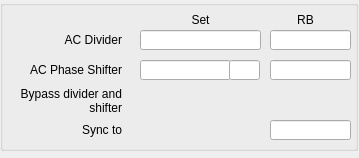
First picture: the form in ui/EVG/evg_master_acTrig.ui, repository epics-modules/mrfioc2, before the edit.
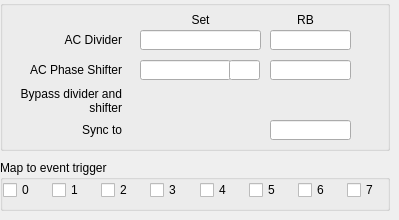
Second picture: the form after the edit. Custom widgets are drawn as their Qt base class.

```diff
--- a/ui/EVG/evg_master_acTrig.ui
+++ b/ui/EVG/evg_master_acTrig.ui
@@ -6,8 +6,8 @@
    <rect>
     <x>0</x>
     <y>0</y>
-    <width>359</width>
-    <height>158</height>
+    <width>399</width>
+    <height>220</height>
    </rect>
   </property>
   <property name="windowTitle">
@@ -18,7 +18,7 @@
     <rect>
      <x>0</x>
      <y>0</y>
-     <width>358</width>
+     <width>390</width>
      <height>151</height>
     </rect>
    </property>
@@ -379,6 +379,147 @@
     </property>
    </widget>
   </widget>
+  <widget class="QGroupBox" name="groupBox_2">
+   <property name="geometry">
+    <rect>
+     <x>0</x>
+     <y>160</y>
+     <width>390</width>
+     <height>51</height>
+    </rect>
+   </property>
+   <property name="title">
+    <string>Map to event trigger</string>
+   </property>
+   <widget class="caToggleButton" name="catogglebutton_8">
+    <property name="geometry">
+     <rect>
+      <x>249</x>
+      <y>20</y>
+      <width>40</width>
+      <height>20</height>
+     </rect>
+    </property>
+    <property name="text">
+     <string>5</string>
+    </property>
+    <property name="channel" stdset="0">
+     <string notr="true">$(EVG):AcTrig-TrigSrc5-SP</string>
+    </property>
+   </widget>
+   <widget class="caToggleButton" name="catogglebutton_10">
+    <property name="geometry">
+     <rect>
+      <x>347</x>
+      <y>20</y>
+      <width>41</width>
+      <height>20</height>
+     </rect>
+    </property>
+    <property name="text">
+     <string>7</string>
+    </property>
+    <property name="channel" stdset="0">
+     <string notr="true">$(EVG):AcTrig-TrigSrc7-SP</string>
+    </property>
+   </widget>
+   <widget class="caToggleButton" name="catogglebutton_4">
+    <property name="geometry">
+     <rect>
+      <x>52</x>
+      <y>20</y>
+      <width>40</width>
+      <height>20</height>
+     </rect>
+    </property>
+    <property name="text">
+     <string>1</string>
+    </property>
+    <property name="channel" stdset="0">
+     <string notr="true">$(EVG):AcTrig-TrigSrc1-SP</string>
+    </property>
+   </widget>
+   <widget class="caToggleButton" name="catogglebutton_9">
+    <property name="geometry">
+     <rect>
+      <x>298</x>
+      <y>20</y>
+      <width>40</width>
+      <height>20</height>
+     </rect>
+    </property>
+    <property name="text">
+     <string>6</string>
+    </property>
+    <property name="channel" stdset="0">
+     <string notr="true">$(EVG):AcTrig-TrigSrc6-SP</string>
+    </property>
+   </widget>
+   <widget class="caToggleButton" name="catogglebutton_2">
+    <property name="geometry">
+     <rect>
+      <x>3</x>
+      <y>20</y>
+      <width>40</width>
+      <height>20</height>
+     </rect>
+    </property>
+    <property name="text">
+     <string>0</string>
+    </property>
+    <property name="channel" stdset="0">
+     <string notr="true">$(EVG):AcTrig-TrigSrc0-SP</string>
+    </property>
+   </widget>
+   <widget class="caToggleButton" name="catogglebutton_7">
+    <property name="geometry">
+     <rect>
+      <x>200</x>
+      <y>20</y>
+      <width>40</width>
+      <height>20</height>
+     </rect>
+    </property>
+    <property name="text">
+     <string>4</string>
+    </property>
+    <property name="channel" stdset="0">
+     <string notr="true">$(EVG):AcTrig-TrigSrc4-SP</string>
+    </property>
+   </widget>
+   <widget class="caToggleButton" name="catogglebutton_5">
+    <property name="geometry">
+     <rect>
+      <x>101</x>
+      <y>20</y>
+      <width>40</width>
+      <height>20</height>
+     </rect>
+    </property>
+    <property name="text">
+     <string>2</string>
+    </property>
+    <property name="channel" stdset="0">
+     <string notr="true">$(EVG):AcTrig-TrigSrc2-SP</string>
+    </property>
+   </widget>
+   <widget class="caToggleButton" name="catogglebutton_6">
+    <property name="geometry">
+     <rect>
+      <x>150</x>
+      <y>20</y>
+      <width>40</width>
+      <height>20</height>
+     </rect>
+    </property>
+    <property name="text">
+     <string>3</string>
+    </property>
+    <property name="channel" stdset="0">
+     <string notr="true">$(EVG):AcTrig-TrigSrc3-SP</string>
+    </property>
+   </widget>
+  </widget>
  </widget>
  <customwidgets>
   <customwidget>
@@ -391,6 +532,11 @@
    <extends>caLineEdit</extends>
    <header>caTextEntry</header>
   </customwidget>
+  <customwidget>
+   <class>caToggleButton</class>
+   <extends>QCheckBox</extends>
+   <header>caToggleButton</header>
+  </customwidget>
   <customwidget>
    <class>caLed</class>
    <extends>QWidget</extends>
```
